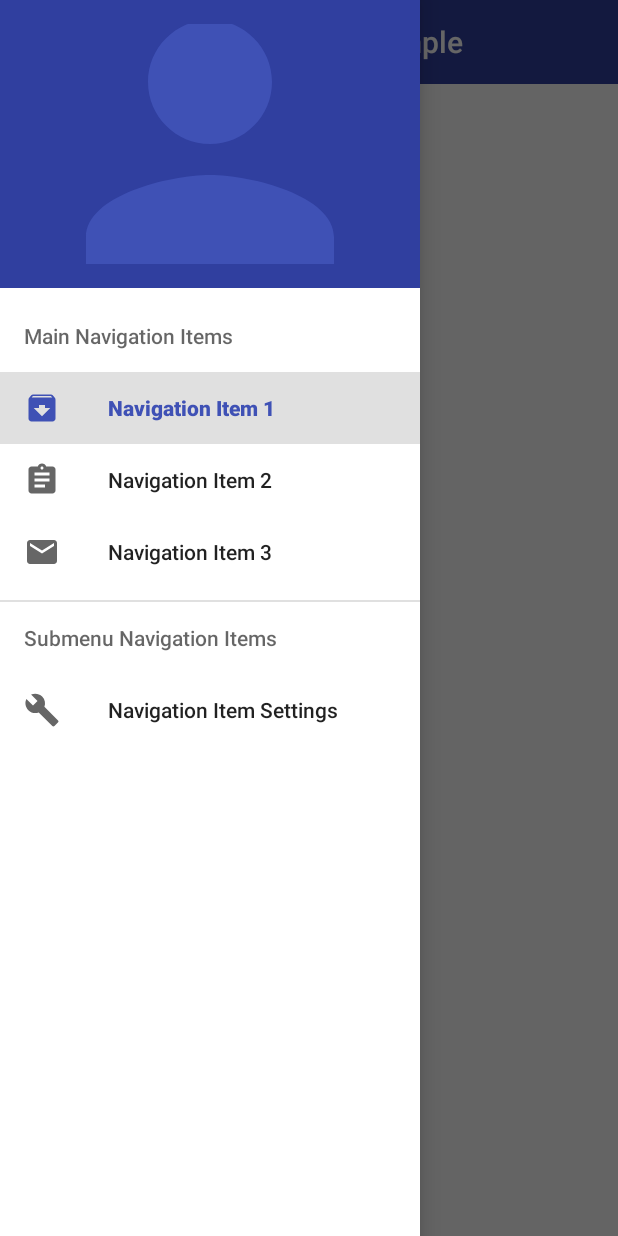
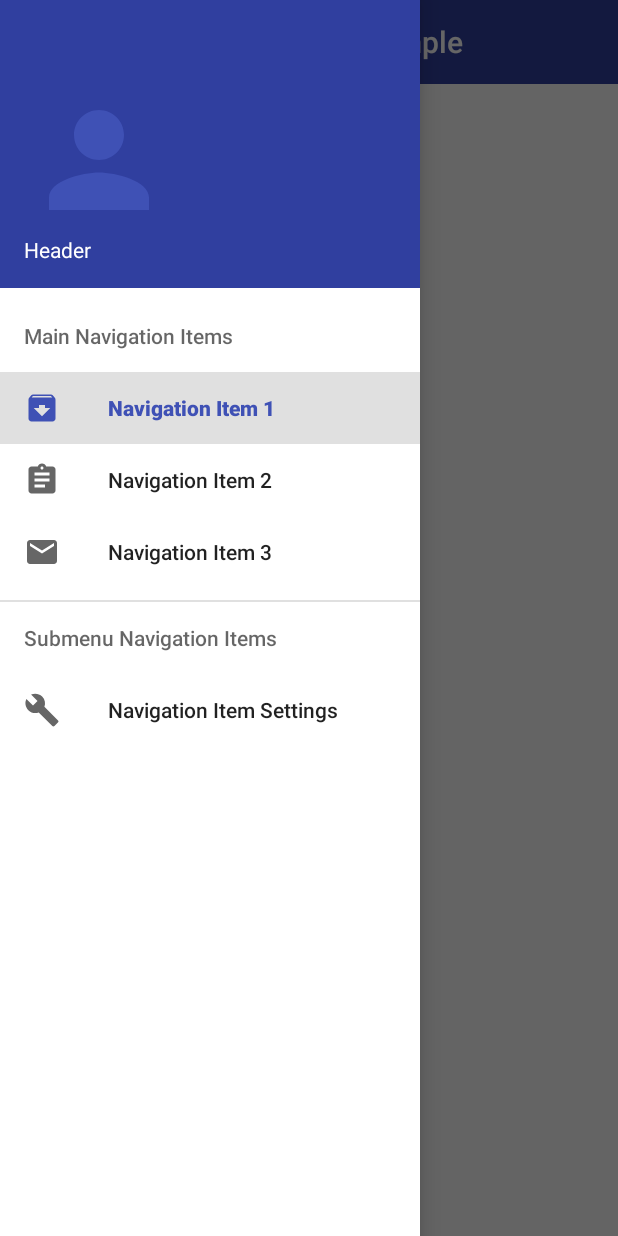
Before and after one commit to froriz5/NavigationDrawerExample, an Android app: the screen it shows after launch (MainActivity), with the side drawer open, on a phone screen of 412 x 824 dp. Run offline under Robolectric (Android 15) with nearby library versions, the phone set to English and light mode, and no system bars.

```diff
--- a/NavigationDrawerExample/app/src/main/res/layout/navigation_header.xml
+++ b/NavigationDrawerExample/app/src/main/res/layout/navigation_header.xml
@@ -9,14 +9,14 @@
     android:gravity="bottom">
 
     <ImageView
-        android:layout_width="match_parent"
+        android:layout_width="100dp"
         android:layout_height="wrap_content"
         android:src="@drawable/navigation_header_image"
         android:adjustViewBounds="true"
         android:scaleType="centerCrop"/>
 
     <TextView
-        android:layout_width="match_parent"
+        android:layout_width="wrap_content"
         android:layout_height="wrap_content"
         android:text="Header"
         android:textColor="@android:color/white"
--- /dev/null
+++ b/NavigationDrawerExample/app/src/main/res/values-v19/styles.xml
@@ -0,0 +1,13 @@
+<?xml version="1.0" encoding="utf-8"?>
+<resources>
+    <!-- Base application theme. -->
+    <style name="AppTheme" parent="Theme.AppCompat.Light.NoActionBar">
+        <!-- Customize your theme here. -->
+        <item name="colorPrimary">@color/colorPrimary</item>
+        <item name="colorPrimaryDark">@color/colorPrimaryDark</item>
+        <item name="colorAccent">@color/colorAccent</item>
+
+        <item name="android:windowTranslucentStatus">true</item>
+
+    </style>
+</resources>
```
